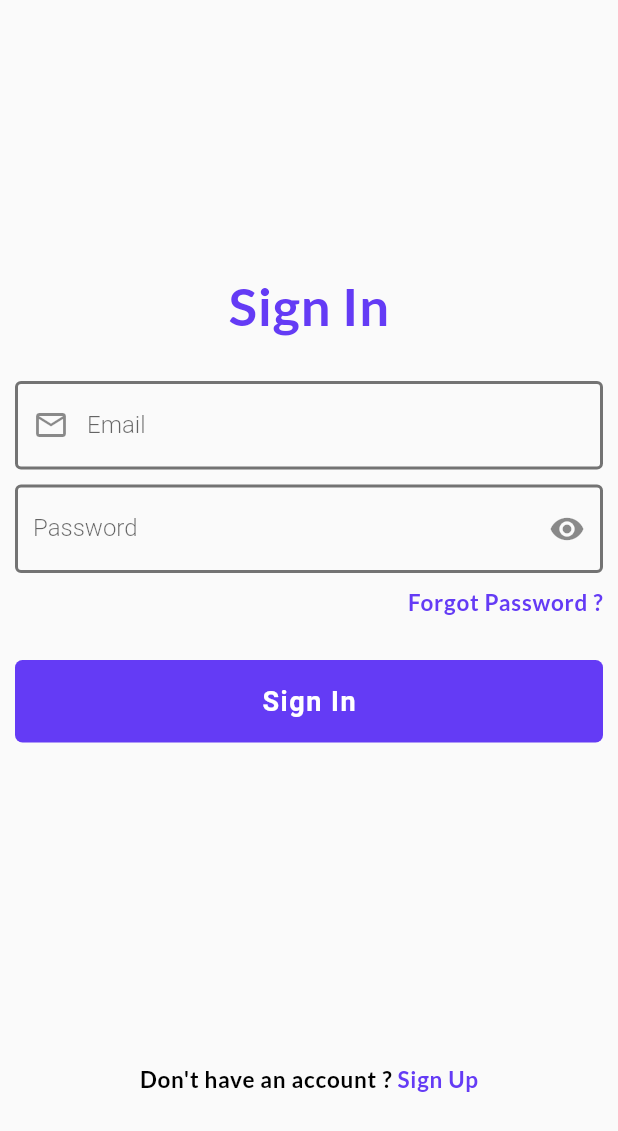
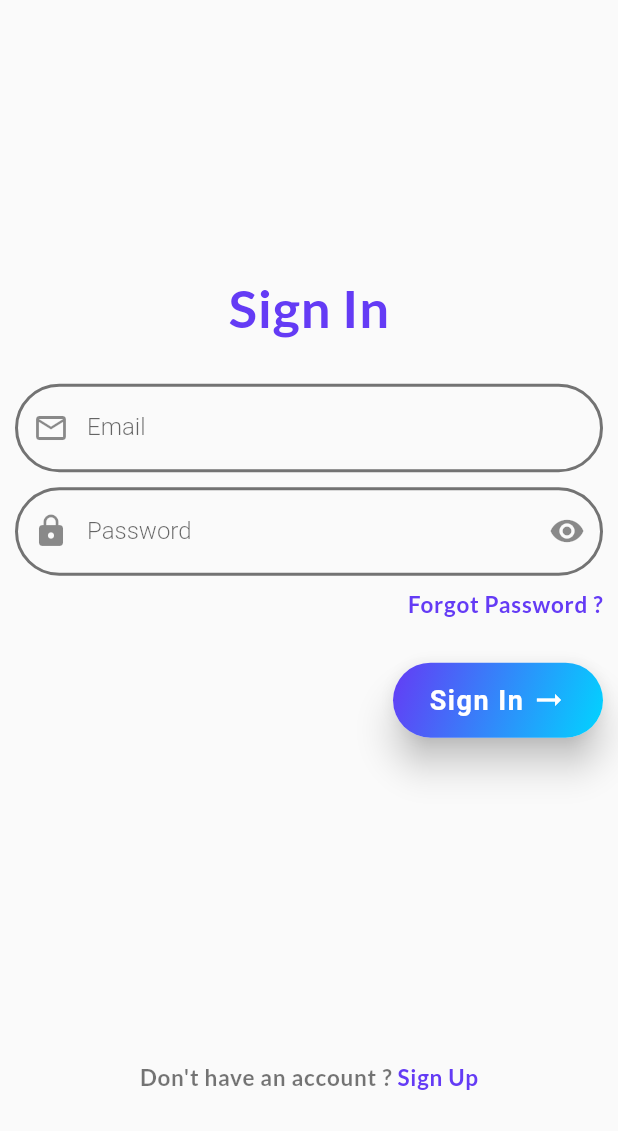
Before and after one commit to Rinnohara9803/mhicha, a Flutter app: the screen it shows after launch, on a phone screen of 412 x 824 dp. Shown: the top 1131 px of the screen. Run offline on Flutter 3.47's test engine with Material 2 defaults, Android fonts, the phone set to English and light mode, and no system bars.

Commit message:
minor changes in SignIn UI

```diff
--- a/lib/pages/sign_in_page.dart
+++ b/lib/pages/sign_in_page.dart
@@ -48,22 +48,39 @@ class _SignInPageState extends State<SignInPage> {
                 ),
                 TextFormField(
                   decoration: InputDecoration(
-                    border: const OutlineInputBorder(
-                      borderSide: BorderSide(width: 2, color: Colors.black54),
+                    border: OutlineInputBorder(
+                      borderSide:
+                          const BorderSide(width: 2, color: Colors.black54),
+                      borderRadius: BorderRadius.circular(
+                        45,
                       ),
-                    enabledBorder: const OutlineInputBorder(
-                      borderSide: BorderSide(width: 2, color: Colors.black54),
                     ),
-                    errorBorder: const OutlineInputBorder(
-                      borderSide: BorderSide(width: 2, color: Colors.red),
+                    enabledBorder: OutlineInputBorder(
+                      borderSide:
+                          const BorderSide(width: 2, color: Colors.black54),
+                      borderRadius: BorderRadius.circular(
+                        45,
+                      ),
+                    ),
+                    errorBorder: OutlineInputBorder(
+                      borderSide: const BorderSide(width: 2, color: Colors.red),
+                      borderRadius: BorderRadius.circular(
+                        45,
+                      ),
                     ),
                     focusedBorder: OutlineInputBorder(
                       borderSide:
                           BorderSide(width: 2, color: ThemeClass.primaryColor),
+                      borderRadius: BorderRadius.circular(
+                        45,
+                      ),
                     ),
                     focusedErrorBorder: OutlineInputBorder(
                       borderSide:
                           BorderSide(width: 2, color: ThemeClass.primaryColor),
+                      borderRadius: BorderRadius.circular(
+                        45,
+                      ),
                     ),
                     label: const Text(
                       'Email',
@@ -79,23 +96,41 @@ class _SignInPageState extends State<SignInPage> {
                 TextFormField(
                   obscureText: isVisible,
                   decoration: InputDecoration(
-                    border: const OutlineInputBorder(
-                      borderSide: BorderSide(width: 2, color: Colors.black54),
+                    border: OutlineInputBorder(
+                      borderSide:
+                          const BorderSide(width: 2, color: Colors.black54),
+                      borderRadius: BorderRadius.circular(
+                        45,
                       ),
-                    enabledBorder: const OutlineInputBorder(
-                      borderSide: BorderSide(width: 2, color: Colors.black54),
                     ),
-                    errorBorder: const OutlineInputBorder(
-                      borderSide: BorderSide(width: 2, color: Colors.red),
+                    enabledBorder: OutlineInputBorder(
+                      borderSide:
+                          const BorderSide(width: 2, color: Colors.black54),
+                      borderRadius: BorderRadius.circular(
+                        45,
+                      ),
+                    ),
+                    errorBorder: OutlineInputBorder(
+                      borderSide: const BorderSide(width: 2, color: Colors.red),
+                      borderRadius: BorderRadius.circular(
+                        45,
+                      ),
                     ),
                     focusedBorder: OutlineInputBorder(
                       borderSide:
                           BorderSide(width: 2, color: ThemeClass.primaryColor),
+                      borderRadius: BorderRadius.circular(
+                        45,
+                      ),
                     ),
                     focusedErrorBorder: OutlineInputBorder(
                       borderSide:
                           BorderSide(width: 2, color: ThemeClass.primaryColor),
+                      borderRadius: BorderRadius.circular(
+                        45,
                       ),
+                    ),
+                    prefixIcon: const Icon(Icons.lock),
                     labelText: 'Password',
                     suffixIcon: IconButton(
                       onPressed: () {
@@ -141,17 +176,36 @@ class _SignInPageState extends State<SignInPage> {
                 const SizedBox(
                   height: 30,
                 ),
-                Container(
-                  height: 55,
-                  width: double.infinity,
+                Row(
+                  mainAxisAlignment: MainAxisAlignment.end,
+                  children: [
+                    Material(
+                      elevation: 10,
+                      borderRadius: BorderRadius.circular(
+                        45,
+                      ),
+                      child: Container(
+                        height: 50,
+                        width: 140,
                         decoration: BoxDecoration(
+                          gradient: const LinearGradient(
+                            colors: [
+                              Color(0xFF643BF5),
+                              Color(0xFF00D5FF),
+                            ],
+                            begin: Alignment.topLeft,
+                            end: Alignment.bottomRight,
+                          ),
                           color: ThemeClass.primaryColor,
                           borderRadius: BorderRadius.circular(
-                      5,
+                            45,
                           ),
                         ),
-                  child: const Center(
-                    child: Text(
+                        child: Row(
+                          mainAxisAlignment: MainAxisAlignment.center,
+                          crossAxisAlignment: CrossAxisAlignment.center,
+                          children: const [
+                            Text(
                               'Sign In',
                               style: TextStyle(
                                 color: Colors.white,
@@ -160,7 +214,18 @@ class _SignInPageState extends State<SignInPage> {
                                 letterSpacing: 1,
                               ),
                             ),
+                            SizedBox(
+                              width: 5,
                             ),
+                            Icon(
+                              Icons.arrow_right_alt,
+                              color: Colors.white,
+                            ),
+                          ],
+                        ),
+                      ),
+                    ),
+                  ],
                 ),
                 const Spacer(
                   flex: 5,
@@ -171,7 +236,7 @@ class _SignInPageState extends State<SignInPage> {
                     const Text(
                       'Don\'t have an account ? ',
                       style: TextStyle(
-                        color: Colors.black,
+                        color: Colors.black54,
                         fontSize: 15,
                         fontFamily: 'Lato',
                         fontWeight: FontWeight.w600,
--- a/lib/utilities/themes.dart
+++ b/lib/utilities/themes.dart
@@ -2,4 +2,5 @@ import 'package:flutter/material.dart';
 
 class ThemeClass {
   static Color primaryColor = const Color(0xFF643BF5);
+  // static Color primaryColor = Colors.purple;
 }
```
Also changed, not shown: lib/pages/splash_page.dart (line endings or trailing spaces). Lines whose indentation alone changed are shown as unchanged.
